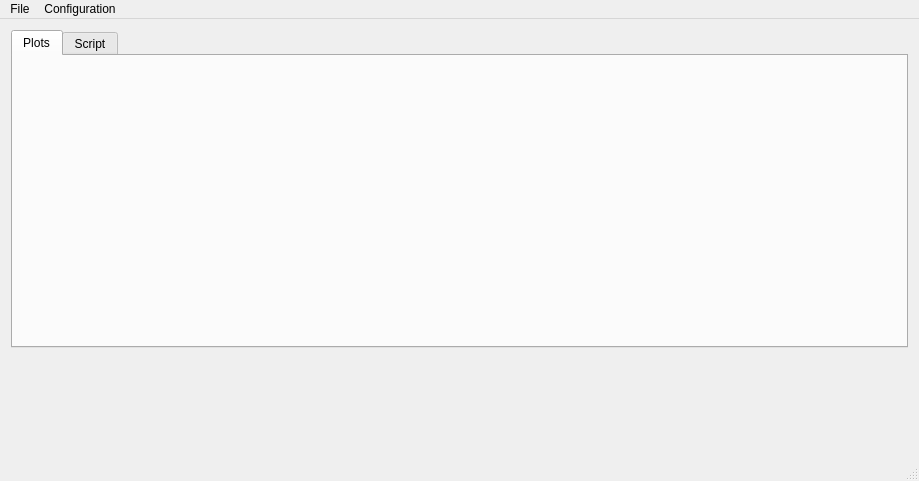
Qt form maxdoas/mainwindow.ui (pioupus/maxdoas_app) before a commit.
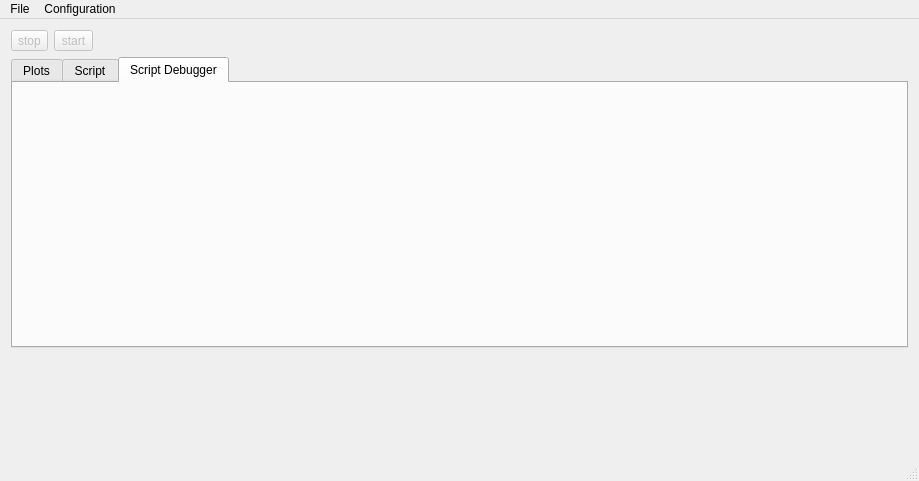
The same form after that commit. The open tabs and pages were chosen to show the change.

The edit to the form file:
```diff
--- a/maxdoas/mainwindow.ui
+++ b/maxdoas/mainwindow.ui
@@ -32,6 +32,46 @@
       <property name="topMargin">
        <number>0</number>
       </property>
+      <item>
+       <layout class="QHBoxLayout" name="horizontalLayout_2">
+        <property name="topMargin">
+         <number>0</number>
+        </property>
+        <item>
+         <widget class="QToolButton" name="BtnStop">
+          <property name="enabled">
+           <bool>false</bool>
+          </property>
+          <property name="text">
+           <string>stop</string>
+          </property>
+         </widget>
+        </item>
+        <item>
+         <widget class="QToolButton" name="BtnStart">
+          <property name="enabled">
+           <bool>false</bool>
+          </property>
+          <property name="text">
+           <string>start</string>
+          </property>
+         </widget>
+        </item>
+        <item>
+         <spacer name="horizontalSpacer">
+          <property name="orientation">
+           <enum>Qt::Horizontal</enum>
+          </property>
+          <property name="sizeHint" stdset="0">
+           <size>
+            <width>40</width>
+            <height>20</height>
+           </size>
+          </property>
+         </spacer>
+        </item>
+       </layout>
+      </item>
       <item>
        <widget class="QTabWidget" name="tabWidget">
         <property name="currentIndex">
@@ -75,6 +115,32 @@
          <attribute name="title">
           <string>Script</string>
          </attribute>
+         <layout class="QGridLayout" name="gridLayout_4">
+          <item row="0" column="0">
+           <layout class="QHBoxLayout" name="ScriptLayout"/>
+          </item>
+         </layout>
+        </widget>
+        <widget class="QWidget" name="tabDebug">
+         <attribute name="title">
+          <string>Script Debugger</string>
+         </attribute>
+         <layout class="QGridLayout" name="gridLayout_3">
+          <item row="0" column="0">
+           <layout class="QHBoxLayout" name="horizontalLayout">
+            <item>
+             <layout class="QVBoxLayout" name="code_vertLayout">
+              <property name="leftMargin">
+               <number>10</number>
+              </property>
+             </layout>
+            </item>
+            <item>
+             <layout class="QHBoxLayout" name="code_horizLayout"/>
+            </item>
+           </layout>
+          </item>
+         </layout>
         </widget>
        </widget>
       </item>
```
Left out of the diff: 2 changed lines with no effect on the pictures.
